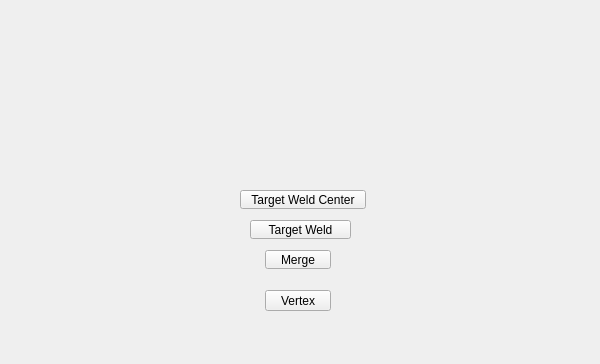
Before: the Qt Designer form tentacle/ui/polygons#vertex#submenu.ui in m3trik/tentacle, drawn with Qt 5; both pictures show x 0 to 600 and y 0 to 364 of the 600 by 600 pixel window.
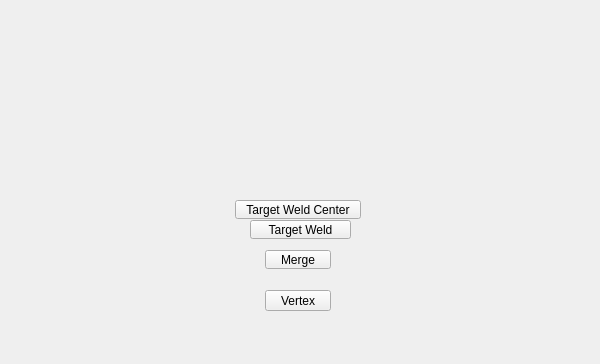
After: the same form once the commit is applied. Custom widgets are drawn as their Qt base class.

The edit to the form file:
```diff
--- a/tentacle/ui/polygons#vertex#submenu.ui
+++ b/tentacle/ui/polygons#vertex#submenu.ui
@@ -198,8 +198,8 @@
     </property>
     <property name="geometry">
      <rect>
-      <x>240</x>
-      <y>190</y>
+      <x>235</x>
+      <y>200</y>
       <width>126</width>
       <height>19</height>
      </rect>
```
Left out of the diff: 10 changed lines with no effect on the pictures.
